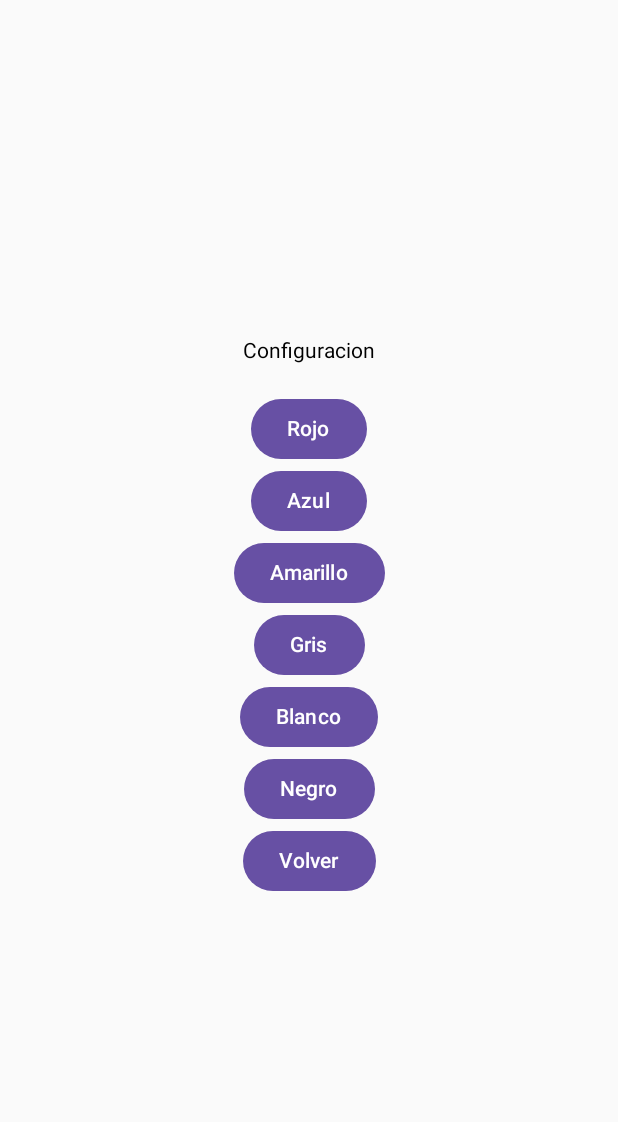
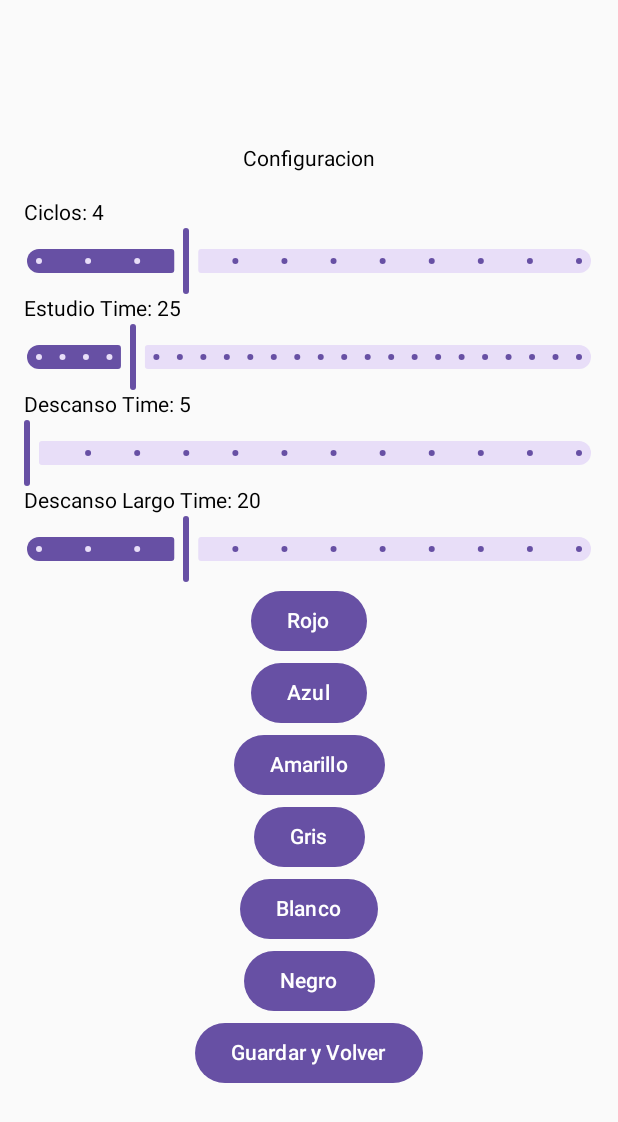
Before and after one commit to rodrigorotondo/snakeCase, an Android app built with Jetpack Compose: the screen it shows after launch (MainActivity), after a tap on "Imagen de Configuracion", on a phone screen of 412 x 824 dp. Shown: the top 1122 px of the screen. Run offline under Robolectric (Android 15) with nearby library versions, the phone set to English and light mode, and no system bars.

Commit message:
configurar sesiones(no aplica al timer)

```diff
--- a/app/src/main/java/com/snakecase/pomodoro/MainActivity.kt
+++ b/app/src/main/java/com/snakecase/pomodoro/MainActivity.kt
@@ -23,6 +23,7 @@ import androidx.compose.foundation.layout.size
 import androidx.compose.foundation.layout.width
 import androidx.compose.material3.Button
 import androidx.compose.material3.IconButton
+import androidx.compose.material3.Slider
 import androidx.compose.material3.Text
 import androidx.compose.runtime.Composable
 import androidx.compose.runtime.LaunchedEffect
@@ -169,14 +170,29 @@ fun CrearBotonesColores(onNavigateBack: () -> Unit, colorVentana : ColorVentana)
     CrearBotonColor(onNavigateBack = onNavigateBack, colorVentana = colorVentana, color = Color.Gray, stringColor = "Gris")
     CrearBotonColor(onNavigateBack = onNavigateBack, colorVentana = colorVentana, color = Color.White, stringColor = "Blanco")
     CrearBotonColor(onNavigateBack = onNavigateBack, colorVentana = colorVentana, color = Color.Black, stringColor = "Negro")
-    CrearBotonColor(onNavigateBack = onNavigateBack, colorVentana = colorVentana, color = colorVentana.getColor(), stringColor = "Volver")
+    //CrearBotonColor(onNavigateBack = onNavigateBack, colorVentana = colorVentana, color = colorVentana.getColor(), stringColor = "Volver")
 
 
 }
 
-
 @Composable
-fun PantallaConfiguracion(onNavigateBack: () -> Unit, colorVentana : ColorVentana) {
+fun ConfigSlider(label: String, initialValue: Int, onValueChange: (Int) -> Unit, range: IntRange, step: Int) {
+    var value by remember { mutableStateOf(initialValue) }
+    Column {
+        Text(text = "$label: $value")
+        Slider(
+            value = value.toFloat(),
+            onValueChange = { newValue ->
+                value = newValue.toInt()
+                onValueChange(value)
+            },
+            valueRange = range.first.toFloat()..range.last.toFloat(),
+            steps = (range.last - range.first) / step - 1
+        )
+    }
+}
+@Composable
+fun PantallaConfiguracion(onNavigateBack: () -> Unit, colorVentana : ColorVentana, pomodoro: Pomodoro) {
     Column (
         modifier = Modifier
             .fillMaxSize()
@@ -186,8 +202,14 @@ fun PantallaConfiguracion(onNavigateBack: () -> Unit, colorVentana : ColorVentan
     ) {
         Text(text = "Configuracion")
         Spacer(modifier = Modifier.height(20.dp))
-
+        ConfigSlider("Ciclos", pomodoro.cicloConteo, pomodoro::updateFocusCount, 1..12, 1)
+        ConfigSlider("Estudio Time", pomodoro.estudioTime, pomodoro::updateFocusTime, 5..120, 5)
+        ConfigSlider("Descanso Time", pomodoro.descansoTime, pomodoro::updateBreakTime, 5..60, 5)
+        ConfigSlider("Descanso Largo Time", pomodoro.descansoLargoTime, pomodoro::updateLongBreakTime, 5..60, 5)
         CrearBotonesColores(onNavigateBack = onNavigateBack, colorVentana = colorVentana)
+        Button(onClick = onNavigateBack) {
+            Text("Guardar y Volver")
+        }
     }
 
 
@@ -244,7 +266,7 @@ class MainActivity : ComponentActivity() {
 
             when (pantallaActual) {
                 "main" -> PantallaPrincipal(onNavigate = {pantallaActual = "second"}, colorVentana, timerPomodoro)
-                "second" ->PantallaConfiguracion(onNavigateBack = { pantallaActual = "main"}, colorVentana)
+                "second" ->PantallaConfiguracion(onNavigateBack = { pantallaActual = "main"}, colorVentana, timerPomodoro)
             }
 
 
--- a/app/src/main/java/com/snakecase/pomodoro/Pomodoro.kt
+++ b/app/src/main/java/com/snakecase/pomodoro/Pomodoro.kt
@@ -1,10 +1,16 @@
 package com.snakecase.pomodoro
 
 data class Pomodoro(private var tipoTimer: TipoTimer) {
+
     private var ciclos = 0
     var minutosRestantes = tipoTimer.minutos
     var segundosRestantes = 0
     private var pausa = true
+
+    var cicloConteo = 4
+    var estudioTime = 25
+    var descansoTime = 5
+    var descansoLargoTime = 20
 
     fun obtenerTipoTimer(): TipoTimer {
         return tipoTimer
@@ -74,4 +80,25 @@ data class Pomodoro(private var tipoTimer: TipoTimer) {
         this.minutosRestantes = minutos
 
     }
+    fun updateFocusCount(nuevoConteo: Int) {
+        if (nuevoConteo in 1..12) {
+            cicloConteo = nuevoConteo
+        }
+    }
+    fun updateFocusTime(nuevoTime: Int) {
+        if (nuevoTime in 5..120) {
+            estudioTime = nuevoTime
+        }
+    }
+
+    fun updateBreakTime(nuevoTime: Int) {
+        if (nuevoTime in 5..60) {
+            descansoTime = nuevoTime
+        }
+    }
+    fun updateLongBreakTime(nuevoTime: Int) {
+        if (nuevoTime in 5..60) {
+            descansoLargoTime = nuevoTime
+        }
+    }
 }
```
